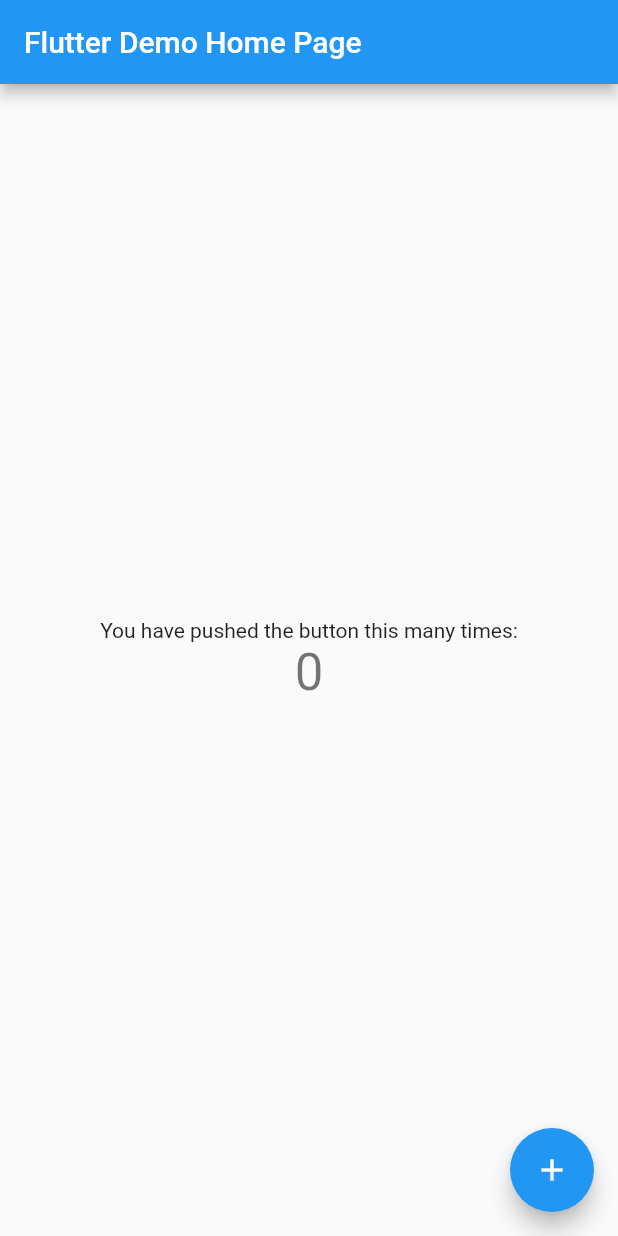
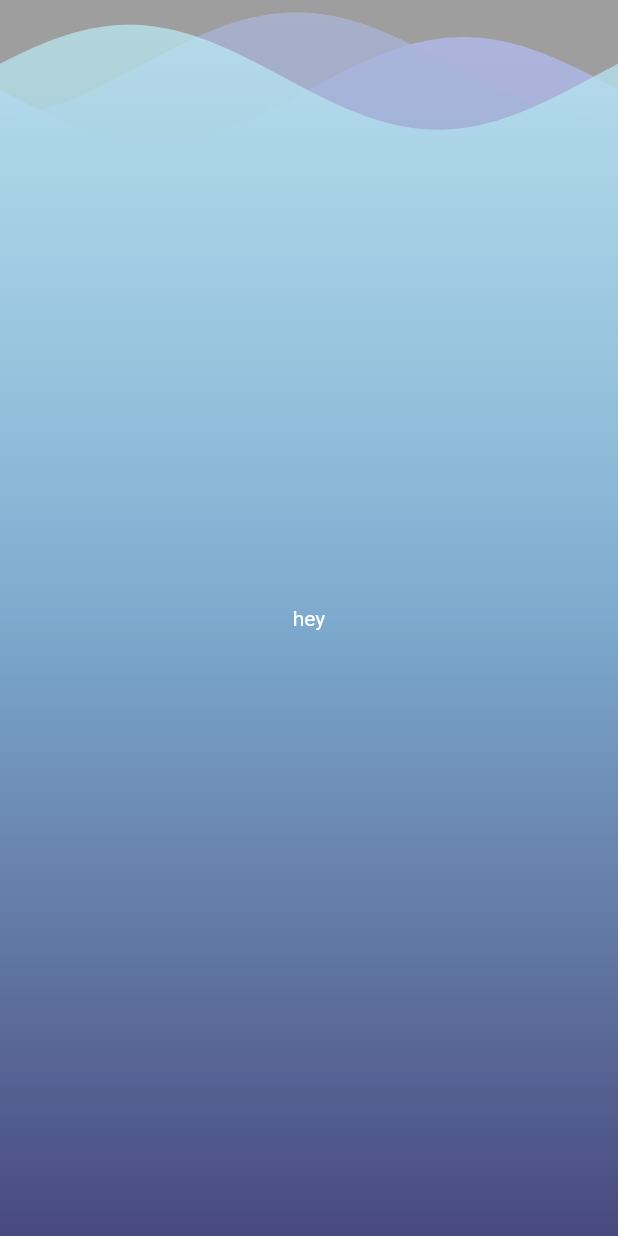
Before and after one commit to lbrihoum/Oh-Hail-No, a Flutter app: the screen it shows after launch, on a phone screen of 412 x 824 dp. Run offline on Flutter 3.47's test engine with Material 2 defaults, Android fonts, the phone set to English and light mode, and no system bars; drawn by our look-alikes of wave.

Commit message:
Adding wave background

```diff
--- /dev/null
+++ b/weather_notification/lib/exports.dart
@@ -0,0 +1,2 @@
+export 'main.dart';
+export 'screens/landing_screen.dart';
--- a/weather_notification/lib/main.dart
+++ b/weather_notification/lib/main.dart
@@ -1,4 +1,5 @@
 import 'package:flutter/material.dart';
+import 'package:weather_notification/exports.dart';
 
 void main() => runApp(MyApp());
 
@@ -7,105 +8,10 @@ class MyApp extends StatelessWidget {
   @override
   Widget build(BuildContext context) {
     return MaterialApp(
-      title: 'Flutter Demo',
       theme: ThemeData(
-        // This is the theme of your application.
-        //
-        // Try running your application with "flutter run". You'll see the
-        // application has a blue toolbar. Then, without quitting the app, try
-        // changing the primarySwatch below to Colors.green and then invoke
-        // "hot reload" (press "r" in the console where you ran "flutter run",
-        // or simply save your changes to "hot reload" in a Flutter IDE).
-        // Notice that the counter didn't reset back to zero; the application
-        // is not restarted.
         primarySwatch: Colors.blue,
       ),
-      home: MyHomePage(title: 'Flutter Demo Home Page'),
+      home: LandingScreen(title: 'Welcome'),
     );
   }
 }
-
-class MyHomePage extends StatefulWidget {
-  MyHomePage({Key key, this.title}) : super(key: key);
-
-  // This widget is the home page of your application. It is stateful, meaning
-  // that it has a State object (defined below) that contains fields that affect
-  // how it looks.
-
-  // This class is the configuration for the state. It holds the values (in this
-  // case the title) provided by the parent (in this case the App widget) and
-  // used by the build method of the State. Fields in a Widget subclass are
-  // always marked "final".
-
-  final String title;
-
-  @override
-  _MyHomePageState createState() => _MyHomePageState();
-}
-
-class _MyHomePageState extends State<MyHomePage> {
-  int _counter = 0;
-
-  void _incrementCounter() {
-    setState(() {
-      // This call to setState tells the Flutter framework that something has
-      // changed in this State, which causes it to rerun the build method below
-      // so that the display can reflect the updated values. If we changed
-      // _counter without calling setState(), then the build method would not be
-      // called again, and so nothing would appear to happen.
-      _counter++;
-    });
-  }
-
-  @override
-  Widget build(BuildContext context) {
-    // This method is rerun every time setState is called, for instance as done
-    // by the _incrementCounter method above.
-    //
-    // The Flutter framework has been optimized to make rerunning build methods
-    // fast, so that you can just rebuild anything that needs updating rather
-    // than having to individually change instances of widgets.
-    return Scaffold(
-      appBar: AppBar(
-        // Here we take the value from the MyHomePage object that was created by
-        // the App.build method, and use it to set our appbar title.
-        title: Text(widget.title),
-      ),
-      body: Center(
-        // Center is a layout widget. It takes a single child and positions it
-        // in the middle of the parent.
-        child: Column(
-          // Column is also a layout widget. It takes a list of children and
-          // arranges them vertically. By default, it sizes itself to fit its
-          // children horizontally, and tries to be as tall as its parent.
-          //
-          // Invoke "debug painting" (press "p" in the console, choose the
-          // "Toggle Debug Paint" action from the Flutter Inspector in Android
-          // Studio, or the "Toggle Debug Paint" command in Visual Studio Code)
-          // to see the wireframe for each widget.
-          //
-          // Column has various properties to control how it sizes itself and
-          // how it positions its children. Here we use mainAxisAlignment to
-          // center the children vertically; the main axis here is the vertical
-          // axis because Columns are vertical (the cross axis would be
-          // horizontal).
-          mainAxisAlignment: MainAxisAlignment.center,
-          children: <Widget>[
-            Text(
-              'You have pushed the button this many times:',
-            ),
-            Text(
-              '$_counter',
-              style: Theme.of(context).textTheme.display1,
-            ),
-          ],
-        ),
-      ),
-      floatingActionButton: FloatingActionButton(
-        onPressed: _incrementCounter,
-        tooltip: 'Increment',
-        child: Icon(Icons.add),
-      ), // This trailing comma makes auto-formatting nicer for build methods.
-    );
-  }
-}
--- /dev/null
+++ b/weather_notification/lib/screens/landing_screen.dart
@@ -0,0 +1,57 @@
+import 'package:flutter/material.dart';
+import 'package:wave/config.dart';
+import 'package:wave/wave.dart';
+import 'package:weather_notification/exports.dart';
+
+class LandingScreen extends StatelessWidget {
+  final String title;
+  const LandingScreen({Key key, this.title}) : super();
+
+  @override
+  Widget build(BuildContext context) {
+    return Scaffold(
+      body: Center(
+        child: Stack(
+          children: [
+            WaveWidget(
+              config: CustomConfig(
+                gradients: [
+                  [
+                    Color.fromRGBO(72, 74, 126, 1),
+                    Color.fromRGBO(125, 170, 206, 1),
+                    Color.fromRGBO(184, 189, 245, 0.7)
+                  ],
+                  [
+                    Color.fromRGBO(72, 74, 126, 1),
+                    Color.fromRGBO(125, 170, 206, 1),
+                    Color.fromRGBO(172, 182, 219, 0.7)
+                  ],
+                  [
+                    Color.fromRGBO(72, 73, 126, 1),
+                    Color.fromRGBO(125, 170, 206, 1),
+                    Color.fromRGBO(190, 238, 246, 0.7)
+                  ],
+                ],
+                durations: [19440, 10800, 6000],
+                heightPercentages: [0.03, 0.01, 0.02],
+                gradientBegin: Alignment.bottomCenter,
+                gradientEnd: Alignment.topCenter,
+              ),
+              size: Size(double.infinity, double.infinity),
+              waveAmplitude: 25,
+              backgroundColor: Colors.grey,
+            ),
+            Center(
+              child: Text(
+                'hey',
+                style: TextStyle(
+                  color: Colors.white,
+                ),
+              )
+            )
+          ],
+        ),
+      ),
+    );
+  }
+}
--- a/weather_notification/pubspec.yaml
+++ b/weather_notification/pubspec.yaml
@@ -23,6 +23,7 @@ dependencies:
   # The following adds the Cupertino Icons font to your application.
   # Use with the CupertinoIcons class for iOS style icons.
   cupertino_icons: ^0.1.2
+  wave: 0.0.8
 
 dev_dependencies:
   flutter_test:
```
Also changed, not shown: weather_notification/pubspec.lock, 1 other file.
